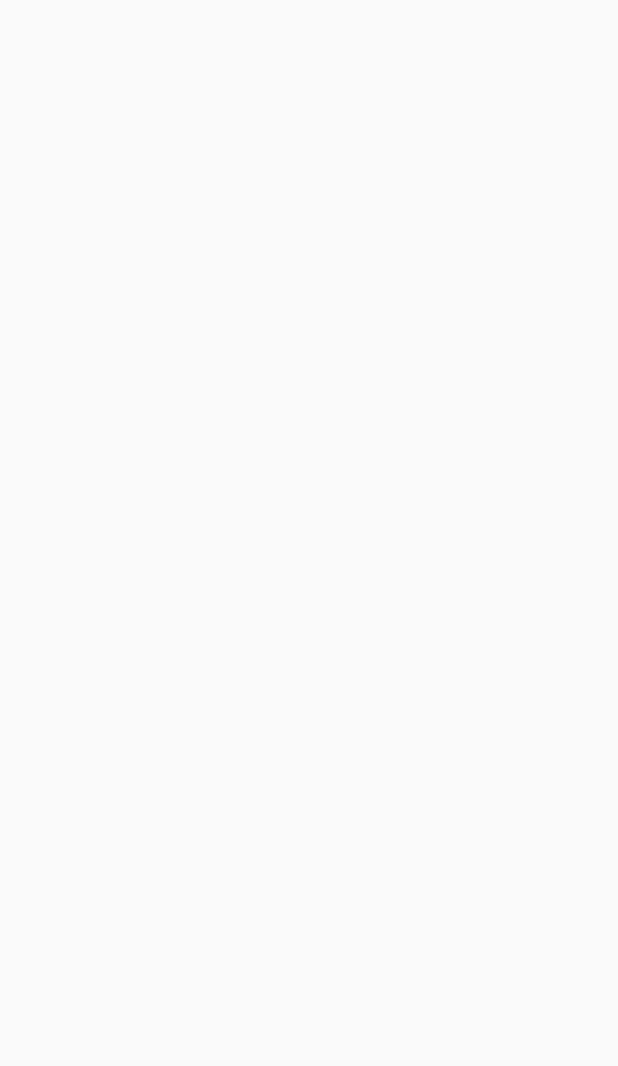
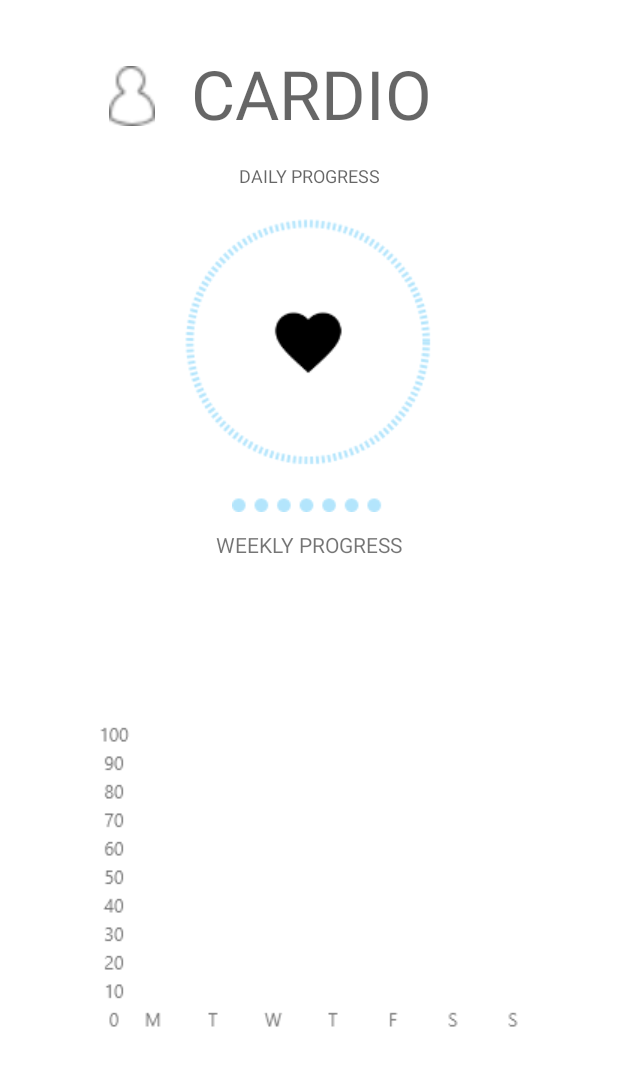
Before and after one commit to rykumar13/health-stat-android, an Android app: the detail_screen screen opened directly, with no data from a screen before it, on a phone screen of 412 x 824 dp. Before the commit the part shown is empty. Shown: the top 1066 px of the screen. Run offline under Robolectric (Android 15) with nearby library versions, the phone set to English and light mode, and no system bars.

Commit message:
detail screen design

```diff
--- a/app/src/main/AndroidManifest.xml
+++ b/app/src/main/AndroidManifest.xml
@@ -10,7 +10,13 @@
         android:supportsRtl="true"
         android:theme="@style/AppTheme">
         <activity android:name=".profile_screen"></activity>
-        <activity android:name=".detail_screen" />
+        <activity android:name=".detail_screen" >
+            <intent-filter>
+                <action android:name="android.intent.action.MAIN" />
+
+                <category android:name="android.intent.category.LAUNCHER" />
+            </intent-filter>
+        </activity>
         <activity android:name=".dashboard_screen" >
         <intent-filter>
             <action android:name="android.intent.action.MAIN" />
@@ -24,6 +30,7 @@
 
                 <category android:name="android.intent.category.LAUNCHER" />
             </intent-filter>
+
         </activity>
     </application>
 
--- a/app/src/main/res/layout/activity_dashboard_screen.xml
+++ b/app/src/main/res/layout/activity_dashboard_screen.xml
@@ -95,10 +95,13 @@
         android:layout_marginStart="40dp"
         android:layout_marginLeft="40dp"
         android:layout_marginTop="40dp"
+        android:layout_marginEnd="8dp"
+        android:layout_marginRight="8dp"
+        android:contentDescription="@string/profile_picture"
+        app:layout_constraintEnd_toStartOf="@+id/textView3"
         app:layout_constraintStart_toStartOf="parent"
         app:layout_constraintTop_toTopOf="parent"
-        app:srcCompat="@drawable/profile_picture"
-        android:contentDescription="@string/profile_picture" />
+        app:srcCompat="@drawable/profile_picture" />
 
     <TextView
         android:id="@+id/textView6"
--- a/app/src/main/res/layout/activity_detail_screen.xml
+++ b/app/src/main/res/layout/activity_detail_screen.xml
@@ -4,6 +4,132 @@
     xmlns:tools="http://schemas.android.com/tools"
     android:layout_width="match_parent"
     android:layout_height="match_parent"
+    android:background="@color/white_background"
     tools:context=".detail_screen">
 
+    <ImageView
+        android:id="@+id/imageView3"
+        android:layout_width="56dp"
+        android:layout_height="40dp"
+        android:layout_marginStart="56dp"
+        android:layout_marginLeft="56dp"
+        android:layout_marginTop="44dp"
+        android:layout_marginEnd="8dp"
+        android:layout_marginRight="8dp"
+        android:contentDescription="@string/profile_picture"
+        app:layout_constraintEnd_toStartOf="@+id/textView10"
+        app:layout_constraintStart_toStartOf="parent"
+        app:layout_constraintTop_toTopOf="parent"
+        app:srcCompat="@drawable/profile_picture" />
+
+    <TextView
+        android:id="@+id/textView10"
+        android:layout_width="wrap_content"
+        android:layout_height="wrap_content"
+        android:layout_marginTop="32dp"
+        android:layout_marginEnd="124dp"
+        android:layout_marginRight="124dp"
+        android:fadingEdge="horizontal|vertical"
+        android:text="@string/detail_cardio"
+        android:textAppearance="@style/TextAppearance.AppCompat.Display2"
+        app:layout_constraintEnd_toEndOf="parent"
+        app:layout_constraintTop_toTopOf="parent" />
+
+    <TextView
+        android:id="@+id/textView11"
+        android:layout_width="wrap_content"
+        android:layout_height="wrap_content"
+        android:layout_marginStart="8dp"
+        android:layout_marginLeft="8dp"
+        android:layout_marginTop="16dp"
+        android:layout_marginEnd="8dp"
+        android:layout_marginRight="8dp"
+        android:text="@string/cardio_daily_progress"
+        android:textAppearance="@style/TextAppearance.AppCompat.Caption"
+        app:layout_constraintBottom_toTopOf="@+id/imageView4"
+        app:layout_constraintEnd_toEndOf="parent"
+        app:layout_constraintStart_toStartOf="parent"
+        app:layout_constraintTop_toBottomOf="@+id/textView10" />
+
+    <ImageView
+        android:id="@+id/imageView4"
+        android:layout_width="wrap_content"
+        android:layout_height="wrap_content"
+        android:layout_marginStart="8dp"
+        android:layout_marginLeft="8dp"
+        android:layout_marginTop="8dp"
+        android:layout_marginEnd="8dp"
+        android:layout_marginRight="8dp"
+        android:scaleType="centerInside"
+        app:layout_constraintEnd_toEndOf="parent"
+        app:layout_constraintHorizontal_bias="0.497"
+        app:layout_constraintStart_toStartOf="parent"
+        app:layout_constraintTop_toBottomOf="@+id/textView11"
+        app:srcCompat="@drawable/cardio_dial" />
+
+    <ImageView
+        android:id="@+id/imageView5"
+        android:layout_width="wrap_content"
+        android:layout_height="wrap_content"
+        app:layout_constraintBottom_toBottomOf="@+id/imageView4"
+        app:layout_constraintEnd_toEndOf="@+id/imageView4"
+        app:layout_constraintStart_toStartOf="@+id/imageView4"
+        app:layout_constraintTop_toTopOf="@+id/imageView4"
+        app:srcCompat="@drawable/cardio_heart_logo" />
+
+    <ImageView
+        android:id="@+id/imageView11"
+        android:layout_width="wrap_content"
+        android:layout_height="wrap_content"
+        android:layout_marginStart="8dp"
+        android:layout_marginLeft="8dp"
+        android:layout_marginTop="8dp"
+        android:layout_marginEnd="8dp"
+        android:layout_marginRight="8dp"
+        app:layout_constraintEnd_toEndOf="parent"
+        app:layout_constraintStart_toStartOf="parent"
+        app:layout_constraintTop_toBottomOf="@+id/imageView4"
+        app:srcCompat="@drawable/cardio_empty_streak" />
+
+    <TextView
+        android:id="@+id/textView12"
+        android:layout_width="wrap_content"
+        android:layout_height="wrap_content"
+        android:layout_marginStart="8dp"
+        android:layout_marginLeft="8dp"
+        android:layout_marginTop="12dp"
+        android:layout_marginEnd="8dp"
+        android:layout_marginRight="8dp"
+        android:text="WEEKLY PROGRESS"
+        app:layout_constraintEnd_toEndOf="parent"
+        app:layout_constraintStart_toStartOf="parent"
+        app:layout_constraintTop_toBottomOf="@+id/imageView11" />
+
+    <ImageView
+        android:id="@+id/imageView12"
+        android:layout_width="wrap_content"
+        android:layout_height="wrap_content"
+        android:layout_marginStart="8dp"
+        android:layout_marginLeft="8dp"
+        android:layout_marginTop="64dp"
+        android:layout_marginEnd="8dp"
+        android:layout_marginRight="8dp"
+        android:layout_marginBottom="88dp"
+        app:layout_constraintBottom_toBottomOf="parent"
+        app:layout_constraintEnd_toEndOf="parent"
+        app:layout_constraintHorizontal_bias="0.143"
+        app:layout_constraintStart_toStartOf="parent"
+        app:layout_constraintTop_toBottomOf="@+id/textView12"
+        app:layout_constraintVertical_bias="0.52"
+        app:srcCompat="@drawable/graph_xscale" />
+
+    <ImageView
+        android:id="@+id/imageView14"
+        android:layout_width="wrap_content"
+        android:layout_height="wrap_content"
+        android:layout_marginTop="190dp"
+        app:layout_constraintStart_toEndOf="@+id/imageView12"
+        app:layout_constraintTop_toTopOf="@+id/imageView12"
+        app:srcCompat="@drawable/graph_yscale" />
+
 </android.support.constraint.ConstraintLayout>
--- a/app/src/main/res/values/colors.xml
+++ b/app/src/main/res/values/colors.xml
@@ -3,4 +3,5 @@
     <color name="colorPrimary">#008577</color>
     <color name="colorPrimaryDark">#00574B</color>
     <color name="colorAccent">#D81B60</color>
+    <color name="white_background">#FFFFFF</color>
 </resources>
--- a/app/src/main/res/values/strings.xml
+++ b/app/src/main/res/values/strings.xml
@@ -4,6 +4,7 @@
     <string name="calories_header">CALORIES</string>
     <string name="sleep_dashboard">SLEEP</string>
     <string name="overview_dashboard">OVERVIEW</string>
+    <string name="detail_cardio">CARDIO</string>
     <string name="calories_dashboard">CALORIES</string>
     <string name="water_dashboard">WATER</string>
     <string name="cardio_dashboard">CARDIO</string>
@@ -11,4 +12,5 @@
     <string name="dashboard_water_goal">Goal: 2.5L</string>
     <string name="dashboard_calories_goal">Goal: 600 CALORIES</string>
     <string name="dashboard_sleep_goal">Goal: 8 HOURS</string>
+    <string name="cardio_daily_progress">DAILY PROGRESS</string>
 </resources>
```
Also changed, not shown: app/src/main/res/drawable/cardio_dial.png (added), app/src/main/res/drawable/cardio_empty_streak.png (added), app/src/main/res/drawable/cardio_filled_streak.png (added), app/src/main/res/drawable/cardio_heart_logo.png (added), app/src/main/res/drawable/cardio_streak_1.png (added), app/src/main/res/drawable/graph_xscale.png (added), app/src/main/res/drawable/graph_yscale.png (added).
